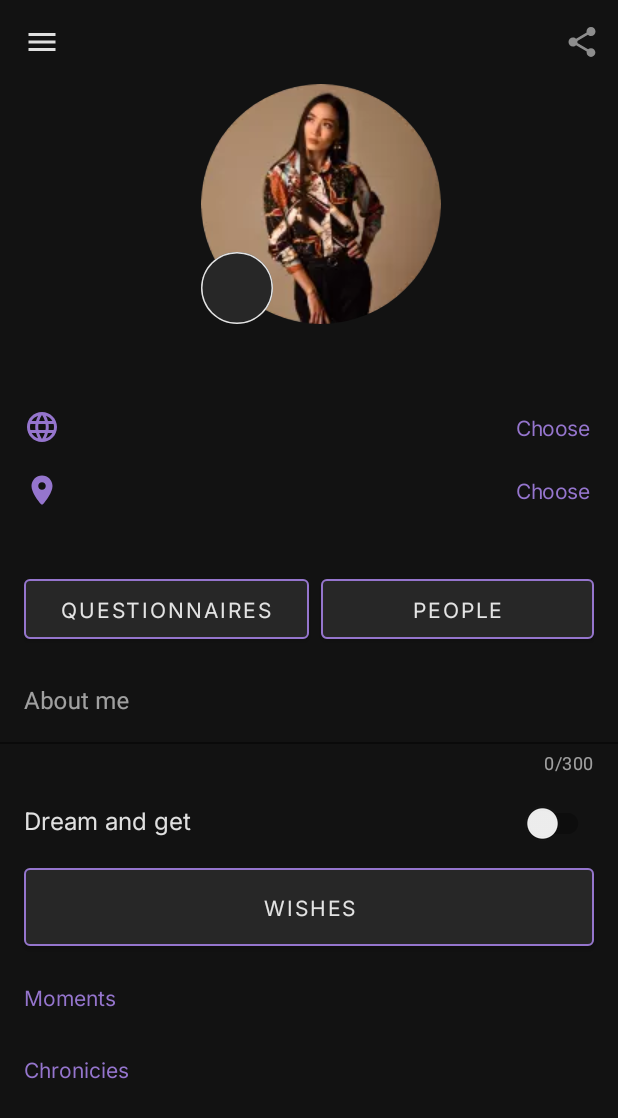
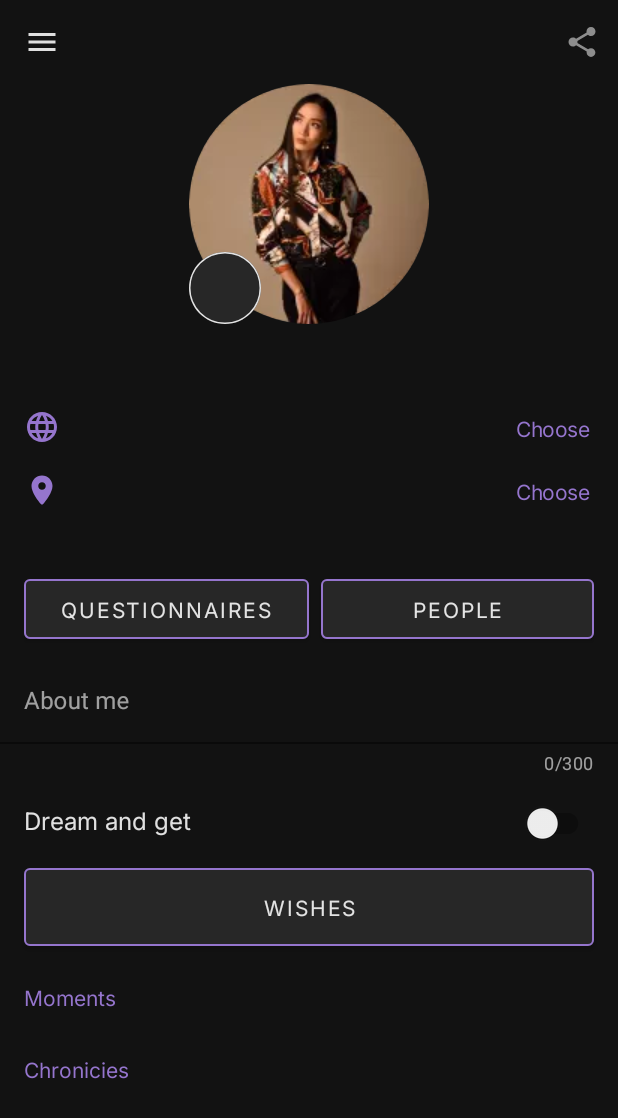
Before and after one commit to Eganin/SferaProjectTest, an Android app: the screen it shows after launch (MainActivity), on a phone screen of 412 x 824 dp. Shown: the top 1118 px of the screen. Run offline under Robolectric (Android 15) with nearby library versions, the phone set to English and light mode, and no system bars; our stand-ins replace CircleImageView.

```diff
--- a/app/src/main/res/layout/about_profile.xml
+++ b/app/src/main/res/layout/about_profile.xml
@@ -47,24 +47,26 @@
     </androidx.appcompat.widget.LinearLayoutCompat>
 
     <com.google.android.material.textfield.TextInputLayout
+        android:enabled="true"
         android:layout_width="match_parent"
         android:layout_height="wrap_content"
         android:layout_marginTop="@dimen/extra_small_margin"
+        app:boxBackgroundColor="@color/hint_color"
         android:hint="@string/about_me_hint"
         android:textColorHint="@color/hint_color"
-        app:boxStrokeColor="@color/hint_color"
         app:counterEnabled="true"
         app:counterMaxLength="300"
         app:counterTextColor="@color/hint_color"
         app:hintTextColor="@color/hint_color">
 
         <com.google.android.material.textfield.TextInputEditText
+            android:shadowColor="@color/hint_color"
             android:id="@+id/about_me_edit_text"
             android:layout_width="match_parent"
             android:layout_height="wrap_content"
             android:background="@color/background_color"
             android:inputType="textMultiLine"
-            android:textColor="@color/text_color"
+            android:textColor="@color/on_primary_color"
             app:counterMaxLength="300"
             tools:text="@string/test_edit_text" />
 
@@ -99,9 +101,7 @@
         android:id="@+id/wishes_btn"
         android:layout_width="match_parent"
         android:layout_height="wrap_content"
-
         android:layout_marginHorizontal="@dimen/default_margin"
-        android:layout_weight="1"
         android:paddingVertical="@dimen/default_margin"
         android:text="@string/wishes"
         />
--- a/app/src/main/res/layout/header_profile.xml
+++ b/app/src/main/res/layout/header_profile.xml
@@ -4,13 +4,15 @@
     xmlns:tools="http://schemas.android.com/tools"
     android:layout_width="match_parent"
     android:layout_height="match_parent"
+    android:background="@color/background_color"
+    android:orientation="vertical"
     android:paddingStart="@dimen/default_margin"
-    android:background="@color/background_color"
-    android:orientation="vertical">
+    tools:ignore="RtlSymmetry">
 
     <androidx.constraintlayout.widget.ConstraintLayout
         android:layout_width="match_parent"
-        android:layout_height="wrap_content">
+        android:layout_height="wrap_content"
+        android:paddingEnd="@dimen/default_margin">
 
         <de.hdodenhof.circleimageview.CircleImageView
             android:id="@+id/profile_image_iv"
@@ -22,12 +24,12 @@
             app:layout_constraintTop_toTopOf="parent" />
 
         <androidx.appcompat.widget.AppCompatTextView
-            android:textAppearance="@style/RatingTitleStyle"
             android:id="@+id/rating_profile_tv"
             android:layout_width="wrap_content"
             android:layout_height="wrap_content"
             android:background="@drawable/circle"
             android:gravity="center"
+            android:textAppearance="@style/RatingTitleStyle"
             app:layout_constraintBottom_toBottomOf="parent"
             app:layout_constraintStart_toStartOf="@id/profile_image_iv"
             tools:text="4.7" />
@@ -41,14 +43,15 @@
         android:layout_alignParentTop="true"
         android:layout_marginTop="@dimen/small_margin"
         android:gravity="center"
+        android:paddingEnd="@dimen/default_margin"
         android:textAppearance="@style/TitleStyle"
         tools:text="Alice Peterson" />
 
     <androidx.appcompat.widget.LinearLayoutCompat
         android:layout_width="match_parent"
         android:layout_height="42dp"
-        android:gravity="center"
-        android:layout_marginTop="@dimen/small_margin">
+        android:layout_marginTop="@dimen/small_margin"
+        android:gravity="center_vertical">
 
         <ImageView
             android:id="@+id/language_icon_iv"
@@ -58,55 +61,52 @@
             android:src="@drawable/language_icon" />
 
         <androidx.appcompat.widget.AppCompatTextView
-            android:layout_marginStart="@dimen/default_margin"
             android:id="@+id/language_values_tv"
             android:layout_width="wrap_content"
             android:layout_height="wrap_content"
+            android:layout_marginStart="@dimen/default_margin"
             android:layout_weight="1"
-            android:gravity="start"
             android:textAppearance="@style/ProfileValuesTextStyle"
             tools:text="Russian, English, German" />
 
         <Button
-            android:textAppearance="@style/ChooseIconText"
             android:id="@+id/language_choose_btn"
             style="@style/Widget.MaterialComponents.Button.TextButton"
             android:layout_width="wrap_content"
-            android:layout_height="wrap_content"
+            android:layout_height="48dp"
             android:text="@string/chose_text_button"
+            android:textAppearance="@style/ChooseIconText"
             android:textColor="@color/secondary_color" />
     </androidx.appcompat.widget.LinearLayoutCompat>
 
     <androidx.appcompat.widget.LinearLayoutCompat
         android:layout_width="match_parent"
-        android:layout_height="42dp">
+        android:layout_height="42dp"
+        android:gravity="center_vertical">
 
         <ImageView
             android:id="@+id/geolocation_icon_iv"
             android:layout_width="wrap_content"
             android:layout_height="wrap_content"
-            android:layout_gravity="center"
             android:contentDescription="@string/language_icon_description"
             android:src="@drawable/geolocation_icon" />
 
         <androidx.appcompat.widget.AppCompatTextView
-            android:layout_marginStart="@dimen/default_margin"
-            android:textAppearance="@style/ProfileValuesTextStyle"
             android:id="@+id/geolocation_values_tv"
             android:layout_width="wrap_content"
-            android:layout_height="match_parent"
-            android:layout_gravity="start"
+            android:layout_height="wrap_content"
+            android:layout_marginStart="@dimen/default_margin"
             android:layout_weight="1"
-            android:gravity="start|center"
+            android:textAppearance="@style/ProfileValuesTextStyle"
             tools:text="New York city, USA" />
 
         <Button
-            android:textAppearance="@style/ChooseIconText"
             android:id="@+id/geolocation_choose_btn"
             style="@style/Widget.MaterialComponents.Button.TextButton"
             android:layout_width="wrap_content"
-            android:layout_height="wrap_content"
+            android:layout_height="48dp"
             android:text="@string/chose_text_button"
+            android:textAppearance="@style/ChooseIconText"
             android:textColor="@color/secondary_color" />
     </androidx.appcompat.widget.LinearLayoutCompat>
 
--- a/app/src/main/res/layout/image_for_chronicies.xml
+++ b/app/src/main/res/layout/image_for_chronicies.xml
@@ -11,6 +11,7 @@
         android:layout_width="match_parent"
         android:layout_height="match_parent"
         android:background="@drawable/chronicies_image"
+        android:contentDescription="@string/image_for_chronicies"
         android:clipToOutline="true"
         android:scaleType="center">
 
--- a/app/src/main/res/layout/image_for_moments.xml
+++ b/app/src/main/res/layout/image_for_moments.xml
@@ -11,6 +11,7 @@
         android:layout_height="match_parent"
         android:background="@drawable/moments_image"
         android:clipToOutline="true"
+        android:contentDescription="@string/image_for_moments"
         android:scaleType="center">
 
     </androidx.appcompat.widget.AppCompatImageView>
--- a/app/src/main/res/layout/image_for_profile.xml
+++ b/app/src/main/res/layout/image_for_profile.xml
@@ -9,6 +9,7 @@
     <androidx.appcompat.widget.AppCompatImageView
         android:layout_width="match_parent"
         android:layout_height="match_parent"
+        android:contentDescription="@string/image_for_profile"
         android:background="@drawable/image_for_profile"
         android:clipToOutline="true"
         android:scaleType="center">
--- a/app/src/main/res/layout/moments_and_chronicies_list.xml
+++ b/app/src/main/res/layout/moments_and_chronicies_list.xml
@@ -12,7 +12,7 @@
         android:layout_width="match_parent"
         android:layout_height="wrap_content"
         android:layout_marginHorizontal="@dimen/default_margin"
-        android:layout_marginTop="@dimen/recycler_view_margin"
+        android:layout_marginTop="@dimen/recycler_view_top_margin"
         android:text="@string/moments"
         android:textAppearance="@style/ListLabelText"
         android:textColor="@color/secondary_color" />
@@ -32,7 +32,7 @@
         android:layout_width="match_parent"
         android:layout_height="wrap_content"
         android:layout_marginHorizontal="@dimen/default_margin"
-        android:layout_marginTop="@dimen/recycler_view_margin"
+        android:layout_marginTop="@dimen/recycler_view_top_margin"
         android:text="@string/chronicies"
         android:textAppearance="@style/ListLabelText"
         android:textColor="@color/secondary_color" />
--- a/app/src/main/res/values-night/themes.xml
+++ b/app/src/main/res/values-night/themes.xml
@@ -2,15 +2,68 @@
     <!-- Base application theme. -->
     <style name="Theme.SferaProjectTest" parent="Theme.MaterialComponents.DayNight.NoActionBar">
         <!-- Primary brand color. -->
-        <item name="colorPrimary">@color/purple_200</item>
-        <item name="colorPrimaryVariant">@color/purple_700</item>
-        <item name="colorOnPrimary">@color/black</item>
+        <item name="colorPrimary">@color/primary_color</item>
+        <item name="colorPrimaryVariant">@color/primary_color</item>
+        <item name="colorOnPrimary">@color/on_primary_color</item>
         <!-- Secondary brand color. -->
-        <item name="colorSecondary">@color/teal_200</item>
-        <item name="colorSecondaryVariant">@color/teal_200</item>
+        <item name="colorSecondary">@color/secondary_color</item>
+        <item name="colorSecondaryVariant">@color/secondary_color</item>
         <item name="colorOnSecondary">@color/black</item>
         <!-- Status bar color. -->
-        <item name="android:statusBarColor">?attr/colorPrimaryVariant</item>
+        <item name="android:statusBarColor">@color/black</item>
+        <item name="android:textColor">@color/on_primary_color</item>
         <!-- Customize your theme here. -->
+        <item name="colorOnBackground">@color/on_primary_color</item>
+    </style>
+
+    <style name="TitleStyle">
+        <item name="android:fontFamily">@font/inter</item>
+        <item name="android:letterSpacing">-0.03</item>
+        <item name="android:lineSpacingExtra">2sp</item>
+        <item name="android:textSize">18sp</item>
+        <item name="android:translationY">-1.11sp</item>
+    </style>
+
+    <style name="RatingTitleStyle">
+        <item name="android:fontFamily">@font/inter</item>
+        <item name="android:letterSpacing">-0.04</item>
+        <item name="android:lineSpacingExtra">-5sp</item>
+        <item name="android:textSize">24sp</item>
+    </style>
+
+    <style name="ProfileValuesTextStyle">
+        <item name="android:fontFamily">@font/inter</item>
+        <item name="android:letterSpacing">-0.02</item>
+        <item name="android:lineSpacingExtra">1sp</item>
+        <item name="android:textSize">14sp</item>
+        <item name="android:translationY">-0.53sp</item>
+    </style>
+
+    <style name="ChooseIconText">
+        <item name="android:textSize">14sp</item>
+        <item name="android:letterSpacing">-0.02</item>
+        <item name="android:textColor">@color/secondary_color</item>
+        <item name="android:lineSpacingExtra">1sp</item>
+        <item name="android:translationY">-0.53sp</item>
+        <item name="android:fontFamily">@font/inter</item>
+    </style>
+
+    <style name="BorderedButtonStyle" parent="TextAppearance.AppCompat.Widget.Button">
+        <item name="android:textSize">14sp</item>
+        <item name="android:lineSpacingExtra"> -1sp</item>
+        <item name="android:fontFamily">@font/inter</item>
+        <item name="android:textColor">@color/on_primary_color</item>
+        <item name="backgroundTint">@color/primary_color</item>
+        <item name="cornerRadius">4dp</item>
+        <item name="strokeColor">@color/secondary_color</item>
+        <item name="strokeWidth">1dp</item>
+    </style>
+
+    <style name="ListLabelText">
+        <item name="android:textSize">14sp</item>
+        <item name="android:textColor">@color/secondary_color</item>
+        <item name="android:lineSpacingExtra">1sp</item>
+        <item name="android:translationY"> -0.53sp</item>
+        <item name="android:fontFamily">@font/inter</item>
     </style>
 </resources>
--- a/app/src/main/res/values/colors.xml
+++ b/app/src/main/res/values/colors.xml
@@ -1,19 +1,12 @@
 <?xml version="1.0" encoding="utf-8"?>
 <resources>
-    <color name="purple_200">#FFBB86FC</color>
-    <color name="purple_500">#FF6200EE</color>
-    <color name="purple_700">#FF3700B3</color>
-    <color name="teal_200">#FF03DAC5</color>
-    <color name="teal_700">#FF018786</color>
     <color name="black">#FF000000</color>
     <color name="white">#FFFFFFFF</color>
     <color name="background_color">#121212</color>
-    <color name="text_color">#DEFFFFFF</color>
+    <color name="on_primary_color">#DEFFFFFF</color>
     <color name="hint_color">#99FFFFFF</color>
     <color name="secondary_color">#9575CD</color>
-    <color name="secondary_variant_color">#9575CD</color>
-    <color name="btn_background">#272727</color>
+    <color name="primary_color">#272727</color>
     <color name="error_color">#CF6679</color>
-    <color name="on_primary_color">#000000</color>
 
 </resources>
--- a/app/src/main/res/values/dimens.xml
+++ b/app/src/main/res/values/dimens.xml
@@ -9,7 +9,7 @@
     <dimen name="small_sp">14sp</dimen>
     <dimen name="big_margin">24dp</dimen>
     <dimen name="list_margin">10dp</dimen>
-    <dimen name="recycler_view_margin">18dp</dimen>
+    <dimen name="recycler_view_top_margin">18dp</dimen>
     <dimen name="image_chronicies_margin">5dp</dimen>
     <dimen name="image_rv_default_margin">4dp</dimen>
 </resources>
--- a/app/src/main/res/values/strings.xml
+++ b/app/src/main/res/values/strings.xml
@@ -12,4 +12,7 @@
     <string name="moments">Moments</string>
     <string name="chronicies">Chronicies</string>
     <string name="share">Share</string>
+    <string name="image_for_profile">Image for profile</string>
+    <string name="image_for_chronicies">Image For chronicies</string>
+    <string name="image_for_moments">Image for moments</string>
 </resources>
--- a/app/src/main/res/values/themes.xml
+++ b/app/src/main/res/values/themes.xml
@@ -2,17 +2,18 @@
     <!-- Base application theme. -->
     <style name="Theme.SferaProjectTest" parent="Theme.MaterialComponents.DayNight.NoActionBar">
         <!-- Primary brand color. -->
-        <item name="colorPrimary">@android:color/black</item>
-        <item name="colorPrimaryVariant">@color/purple_700</item>
-        <item name="colorOnPrimary">@color/white</item>
+        <item name="colorPrimary">@color/primary_color</item>
+        <item name="colorPrimaryVariant">@color/primary_color</item>
+        <item name="colorOnPrimary">@color/on_primary_color</item>
         <!-- Secondary brand color. -->
         <item name="colorSecondary">@color/secondary_color</item>
         <item name="colorSecondaryVariant">@color/secondary_color</item>
         <item name="colorOnSecondary">@color/black</item>
         <!-- Status bar color. -->
-        <item name="android:statusBarColor">@android:color/black</item>
-        <item name="android:textColor">@color/text_color</item>
+        <item name="android:statusBarColor">@color/black</item>
+        <item name="android:textColor">@color/on_primary_color</item>
         <!-- Customize your theme here. -->
+        <item name="colorOnBackground">@color/on_primary_color</item>
     </style>
 
     <style name="TitleStyle">
@@ -51,8 +52,8 @@
         <item name="android:textSize">14sp</item>
         <item name="android:lineSpacingExtra"> -1sp</item>
         <item name="android:fontFamily">@font/inter</item>
-        <item name="android:textColor">@color/text_color</item>
-        <item name="backgroundTint">@color/btn_background</item>
+        <item name="android:textColor">@color/on_primary_color</item>
+        <item name="backgroundTint">@color/primary_color</item>
         <item name="cornerRadius">4dp</item>
         <item name="strokeColor">@color/secondary_color</item>
         <item name="strokeWidth">1dp</item>
```
